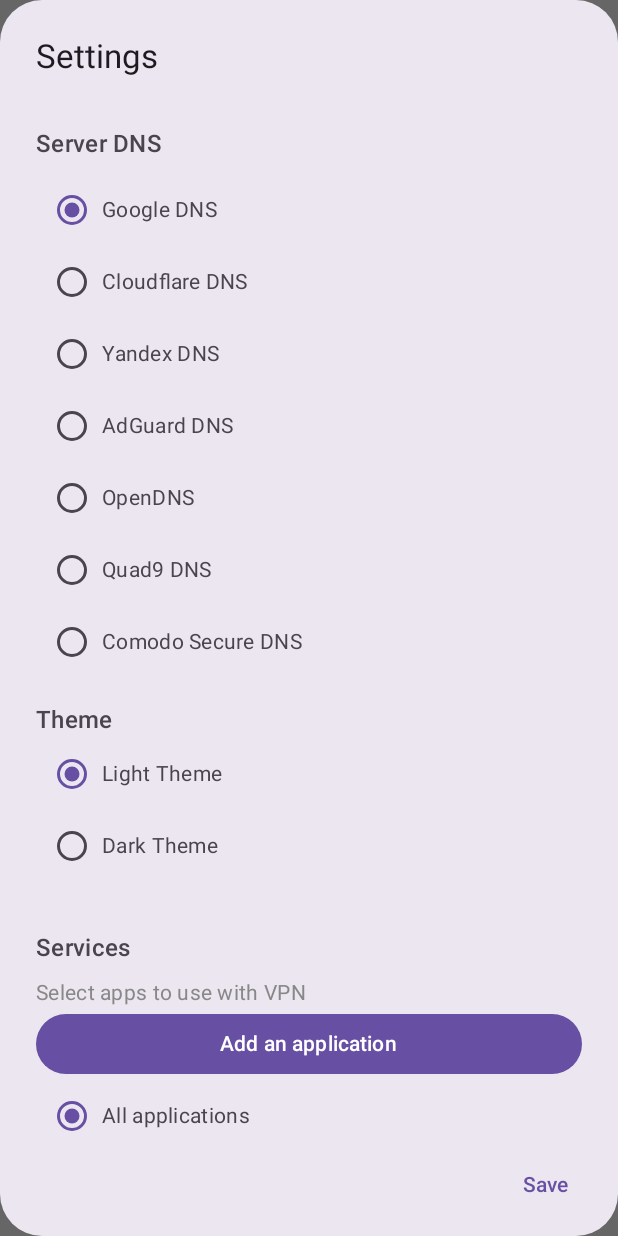
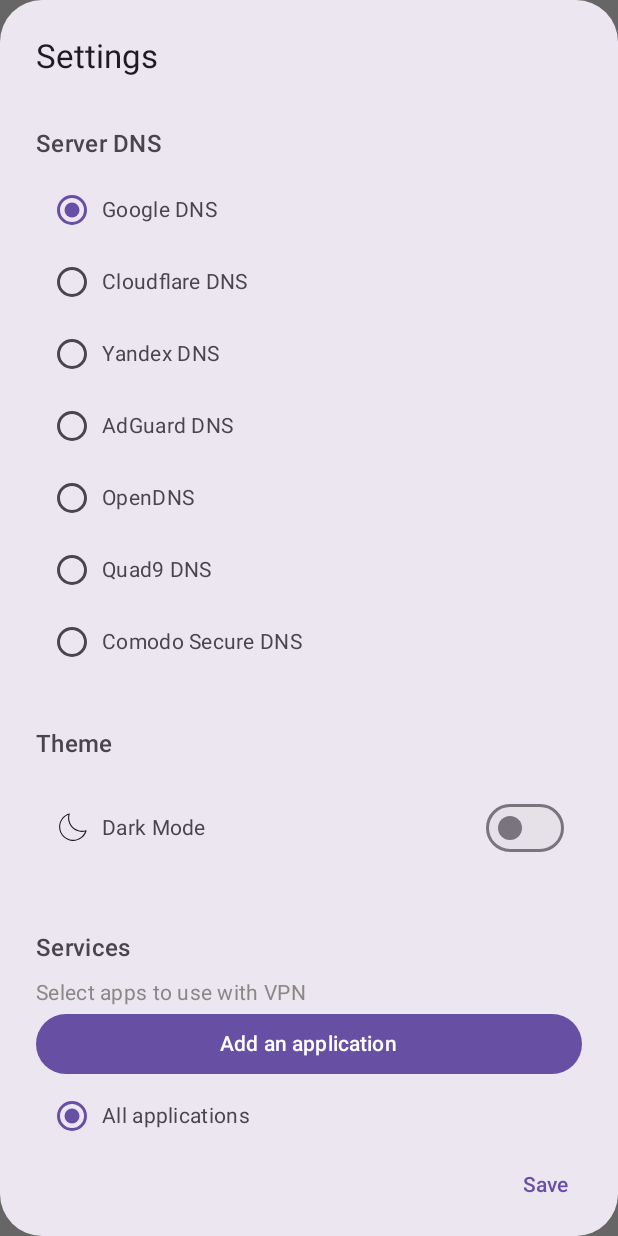
Before and after one commit to agolyud/VPN_Outline_TV, an Android app built with Jetpack Compose: the @Preview function PreviewCustomSettingsDialog, on a phone screen of 412 x 824 dp. Run offline under Robolectric (Android 15) with nearby library versions, the phone set to English and light mode, and no system bars.

Commit message:
Dark Theme 0.8

```diff
--- a/app/src/main/java/app/android/outlinevpntv/ui/SettingsDialog.kt
+++ b/app/src/main/java/app/android/outlinevpntv/ui/SettingsDialog.kt
@@ -178,45 +178,33 @@
 
                 Spacer(modifier = Modifier.height(16.dp))
 
-                Text(text = "Theme", style = MaterialTheme.typography.titleMedium)
-                Column {
-                    Row(
-                        Modifier
-                            .fillMaxWidth()
-                            .selectable(
-                                selected = !selectedTheme,
-                                onClick = {
-                                    selectedTheme = false
-                                    preferencesManager.saveSelectedTheme(false)
-                                },
-                                role = Role.RadioButton
-                            )
-                            .padding(12.dp),
-                        verticalAlignment = Alignment.CenterVertically
-                    ) {
-                        RadioButton(selected = !selectedTheme, onClick = null)
-                        Spacer(modifier = Modifier.width(8.dp))
-                        Text(text = "Light Theme")
-                    }
+                SettingsDialogSectionTitle(text = stringResource(id = R.string.theme),)
+                Row(
+                    verticalAlignment = Alignment.CenterVertically,
+                    modifier = Modifier
+                        .fillMaxWidth()
+                        .padding(12.dp)
+                ) {
+                    Icon(
+                        imageVector = ImageVector.vectorResource(R.drawable.ic_moon),
+                        contentDescription = "Dark Mode",
+                        tint = MaterialTheme.colorScheme.onSurface
+                    )
 
-                    Row(
-                        Modifier
-                            .fillMaxWidth()
-                            .selectable(
-                                selected = selectedTheme,
-                                onClick = {
-                                    selectedTheme = true
-                                    preferencesManager.saveSelectedTheme(true)
-                                },
-                                role = Role.RadioButton
-                            )
-                            .padding(12.dp),
-                        verticalAlignment = Alignment.CenterVertically
-                    ) {
-                        RadioButton(selected = selectedTheme, onClick = null)
-                        Spacer(modifier = Modifier.width(8.dp))
-                        Text(text = "Dark Theme")
-                    }
+                    Spacer(modifier = Modifier.width(8.dp))
+
+                    Text(
+                        text = stringResource(id = R.string.dark_mode),
+                        modifier = Modifier.weight(1f)
+                    )
+
+                    androidx.compose.material3.Switch(
+                        checked = selectedTheme,
+                        onCheckedChange = { isChecked ->
+                            selectedTheme = isChecked
+                            preferencesManager.saveSelectedTheme(isChecked)
+                        }
+                    )
                 }
 
                 Spacer(modifier = Modifier.height(16.dp))
--- /dev/null
+++ b/app/src/main/res/drawable/ic_moon.xml
@@ -0,0 +1,9 @@
+<vector xmlns:android="http://schemas.android.com/apk/res/android"
+    android:width="24dp"
+    android:height="24dp"
+    android:viewportWidth="24"
+    android:viewportHeight="24">
+    <path
+        android:pathData="M21.63,13.599C21.582,13.551 21.521,13.517 21.455,13.5C21.389,13.484 21.32,13.486 21.255,13.506C19.76,13.958 18.17,13.995 16.656,13.615C15.141,13.235 13.757,12.451 12.653,11.346C11.549,10.242 10.765,8.858 10.385,7.344C10.004,5.829 10.042,4.239 10.494,2.744C10.514,2.679 10.516,2.61 10.5,2.543C10.483,2.477 10.449,2.417 10.401,2.369C10.353,2.32 10.292,2.286 10.226,2.27C10.16,2.253 10.091,2.255 10.026,2.275C8.124,2.859 6.456,4.027 5.257,5.614C3.903,7.419 3.246,9.652 3.406,11.903C3.566,14.154 4.533,16.272 6.128,17.868C7.724,19.464 9.842,20.43 12.093,20.59C14.344,20.75 16.577,20.093 18.382,18.739C19.969,17.54 21.136,15.871 21.719,13.97C21.739,13.906 21.741,13.837 21.725,13.772C21.709,13.707 21.677,13.648 21.63,13.599ZM17.934,18.143C16.274,19.393 14.217,20.001 12.144,19.856C10.07,19.71 8.119,18.82 6.649,17.351C5.179,15.881 4.29,13.93 4.144,11.856C3.999,9.783 4.607,7.726 5.857,6.066C6.819,4.793 8.112,3.809 9.595,3.22C9.256,4.759 9.309,6.359 9.751,7.872C10.193,9.385 11.009,10.762 12.123,11.877C13.238,12.991 14.615,13.807 16.128,14.249C17.641,14.691 19.241,14.744 20.78,14.405C20.191,15.888 19.207,17.181 17.934,18.143Z"
+        android:fillColor="#000000"/>
+</vector>
--- a/app/src/main/res/values/strings.xml
+++ b/app/src/main/res/values/strings.xml
@@ -219,6 +219,8 @@
     Adding Applications for VPN Operation:\n\n
     You can select the applications in which the VPN will operate.
     </string>
+    <string name="theme">Theme</string>
+    <string name="dark_mode">Dark Mode</string>
 
 
 </resources>
```
Also changed, not shown: 1 other file.
